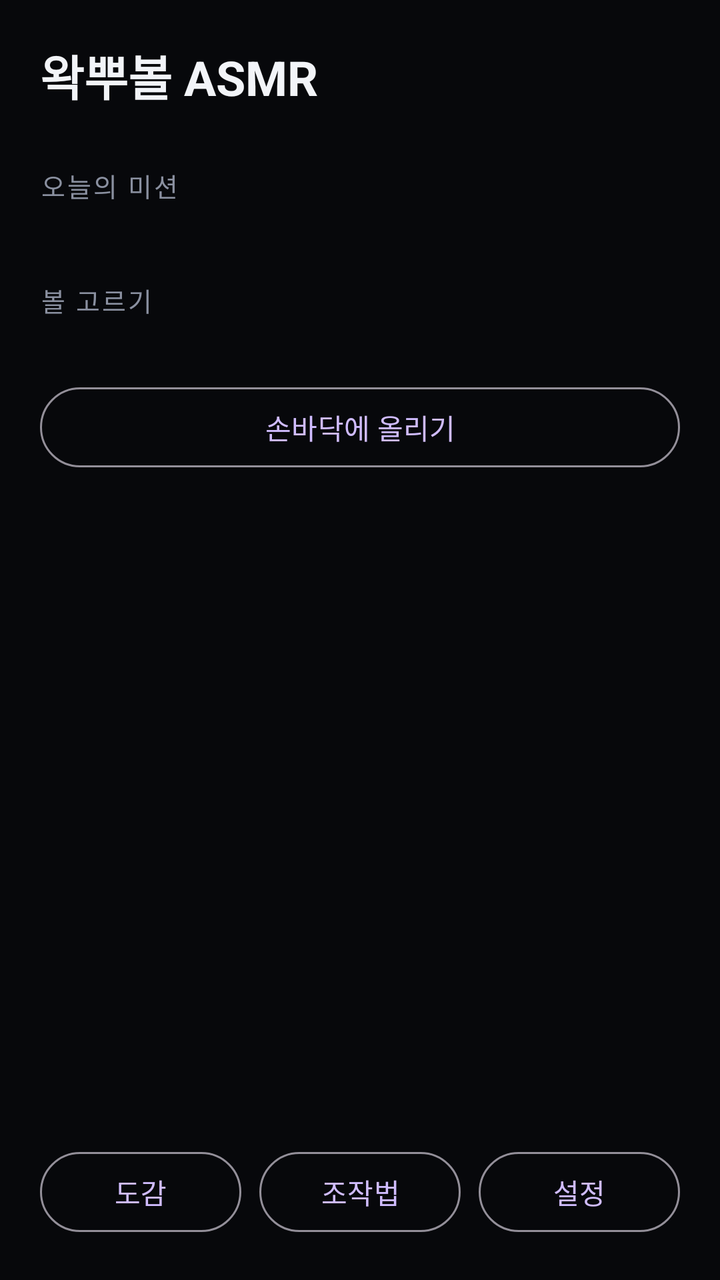
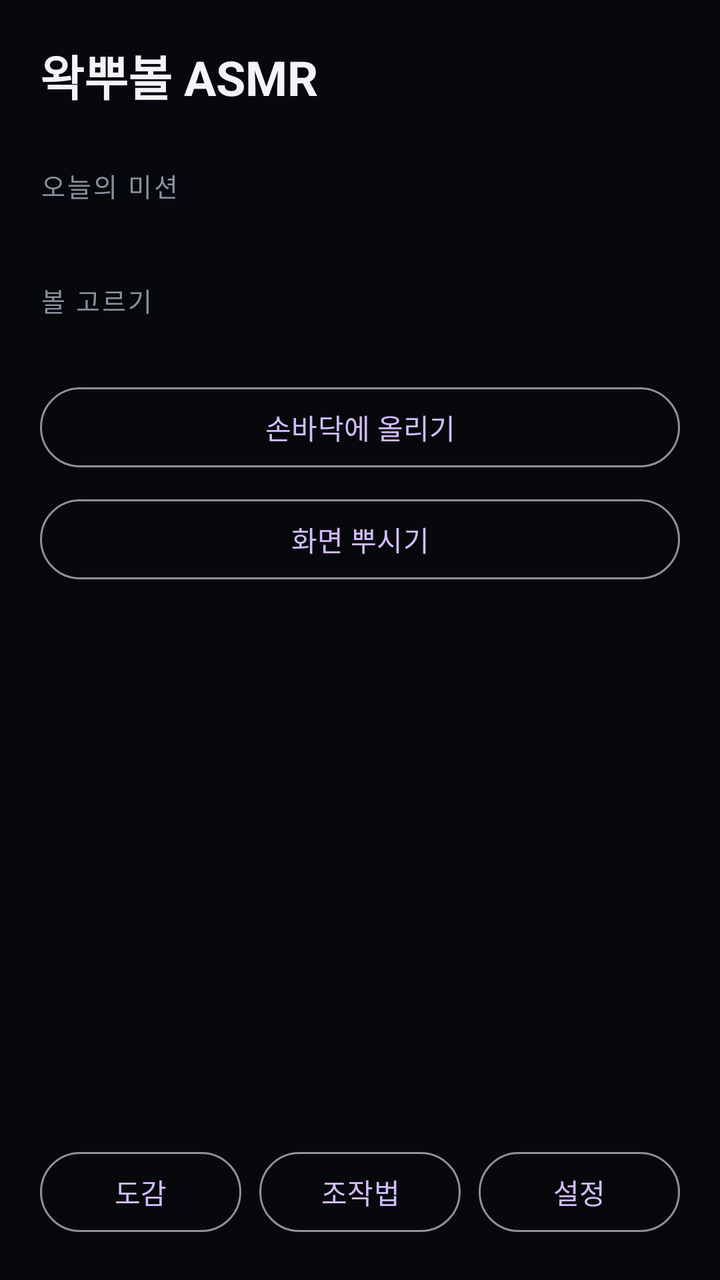

Two renders of the same Android screen: before a commit and after it. Below are the layout's source before the change and the commit's diff.
<!-- AndroidManifest.xml: application theme Theme.WaxBall -->
<!-- res/layout/activity_home.xml -->
<?xml version="1.0" encoding="utf-8"?>
<ScrollView xmlns:android="http://schemas.android.com/apk/res/android"
    android:layout_width="match_parent"
    android:layout_height="match_parent"
    android:background="@color/surface"
    android:fillViewport="true">

    <LinearLayout
        android:layout_width="match_parent"
        android:layout_height="wrap_content"
        android:orientation="vertical"
        android:padding="20dp">

        <LinearLayout
            android:layout_width="match_parent"
            android:layout_height="wrap_content"
            android:gravity="center_vertical"
            android:orientation="horizontal">

            <TextView
                android:layout_width="0dp"
                android:layout_height="wrap_content"
                android:layout_weight="1"
                android:text="@string/app_name"
                android:textColor="@color/text_primary"
                android:textSize="24sp"
                android:textStyle="bold" />

            <TextView
                android:id="@+id/coinLabel"
                android:layout_width="wrap_content"
                android:layout_height="wrap_content"
                android:textColor="@color/accent_warm"
                android:textSize="16sp"
                android:textStyle="bold" />
        </LinearLayout>

        <TextView
            android:layout_width="wrap_content"
            android:layout_height="wrap_content"
            android:layout_marginTop="28dp"
            android:text="@string/home_missions"
            android:textColor="@color/text_muted"
            android:textSize="13sp"
            android:letterSpacing="0.08" />

        <LinearLayout
            android:id="@+id/missionList"
            android:layout_width="match_parent"
            android:layout_height="wrap_content"
            android:layout_marginTop="10dp"
            android:orientation="vertical" />

        <TextView
            android:layout_width="wrap_content"
            android:layout_height="wrap_content"
            android:layout_marginTop="28dp"
            android:text="@string/home_balls"
            android:textColor="@color/text_muted"
            android:textSize="13sp"
            android:letterSpacing="0.08" />

        <HorizontalScrollView
            android:layout_width="match_parent"
            android:layout_height="wrap_content"
            android:layout_marginTop="10dp"
            android:scrollbars="none">

            <LinearLayout
                android:id="@+id/ballList"
                android:layout_width="wrap_content"
                android:layout_height="wrap_content"
                android:orientation="horizontal" />
        </HorizontalScrollView>

        <Button
            android:id="@+id/arButton"
            style="@style/Widget.Material3.Button.OutlinedButton"
            android:layout_width="match_parent"
            android:layout_height="wrap_content"
            android:layout_marginTop="20dp"
            android:text="@string/ar_mode" />

        <View
            android:layout_width="match_parent"
            android:layout_height="0dp"
            android:layout_weight="1"
            android:minHeight="24dp" />

        <LinearLayout
            android:layout_width="match_parent"
            android:layout_height="wrap_content"
            android:layout_marginTop="24dp"
            android:orientation="horizontal">

            <Button
                android:id="@+id/collectionButton"
                style="@style/Widget.Material3.Button.OutlinedButton"
                android:layout_width="0dp"
                android:layout_height="wrap_content"
                android:layout_marginEnd="6dp"
                android:layout_weight="1"
                android:text="@string/home_collection" />

            <Button
                android:id="@+id/controlsButton"
                style="@style/Widget.Material3.Button.OutlinedButton"
                android:layout_width="0dp"
                android:layout_height="wrap_content"
                android:layout_marginStart="3dp"
                android:layout_marginEnd="3dp"
                android:layout_weight="1"
                android:text="@string/controls" />

            <Button
                android:id="@+id/settingsButton"
                style="@style/Widget.Material3.Button.OutlinedButton"
                android:layout_width="0dp"
                android:layout_height="wrap_content"
                android:layout_marginStart="6dp"
                android:layout_weight="1"
                android:text="@string/home_settings" />
        </LinearLayout>
    </LinearLayout>
</ScrollView>
<!-- resources referenced by this layout -->
<resources>
  <color name="accent_warm">#FFC533</color>
  <color name="surface">#07080B</color>
  <color name="text_muted">#8A90A0</color>
  <color name="text_primary">#F2F4F8</color>
  <string name="app_name">왁뿌볼 ASMR</string>
  <string name="ar_mode">손바닥에 올리기</string>
  <string name="controls">조작법</string>
  <string name="home_balls">볼 고르기</string>
  <string name="home_collection">도감</string>
  <string name="home_missions">오늘의 미션</string>
  <string name="home_settings">설정</string>
  <style name="Theme.WaxBall" parent="Theme.Material3.Dark.NoActionBar">
          <item name="android:statusBarColor">@color/surface</item>
          <item name="android:navigationBarColor">@color/surface</item>
          <item name="android:windowBackground">@color/surface</item>
      </style>
</resources>

<!-- the commit's change to res/layout/activity_home.xml (unified diff, before → after) -->
@@ -81,6 +81,14 @@
             android:layout_marginTop="20dp"
             android:text="@string/ar_mode" />
 
+        <Button
+            android:id="@+id/smashButton"
+            style="@style/Widget.Material3.Button.OutlinedButton"
+            android:layout_width="match_parent"
+            android:layout_height="wrap_content"
+            android:layout_marginTop="8dp"
+            android:text="@string/smash_mode" />
+
         <View
             android:layout_width="match_parent"
             android:layout_height="0dp"
<!-- resource entries referenced after the edit -->
@@ -11,6 +11,7 @@
   <string name="home_collection">도감</string>
   <string name="home_missions">오늘의 미션</string>
   <string name="home_settings">설정</string>
+  <string name="smash_mode">화면 뿌시기</string>
   <style name="Theme.WaxBall" parent="Theme.Material3.Dark.NoActionBar">
           <item name="android:statusBarColor">@color/surface</item>
           <item name="android:navigationBarColor">@color/surface</item>
